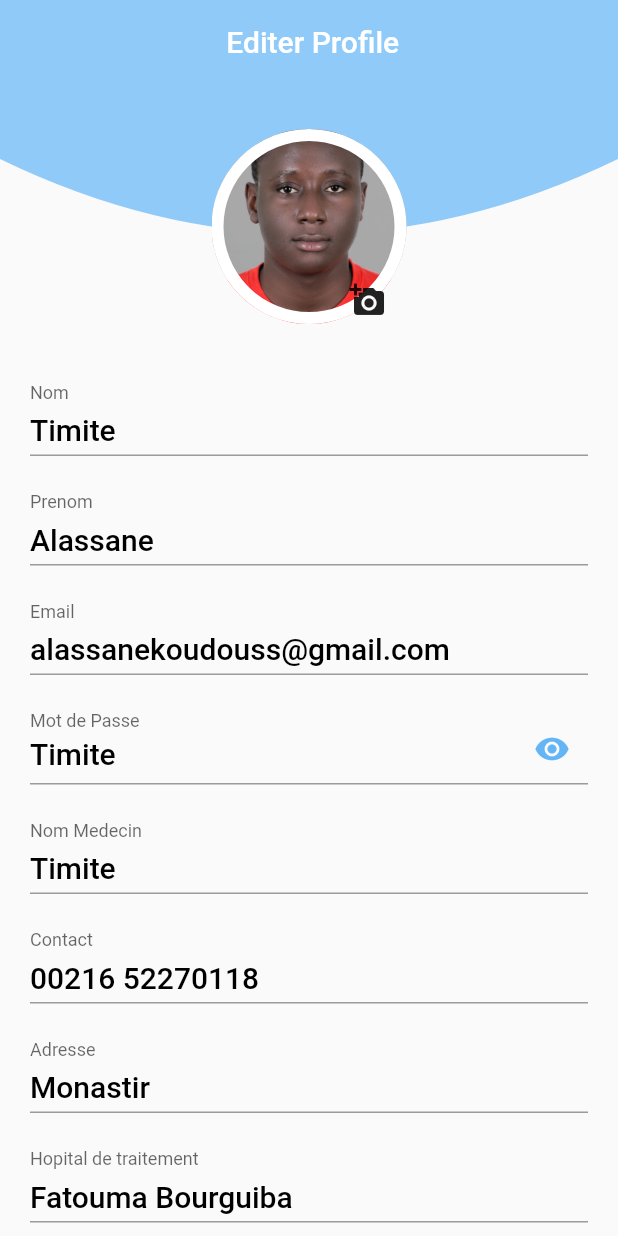
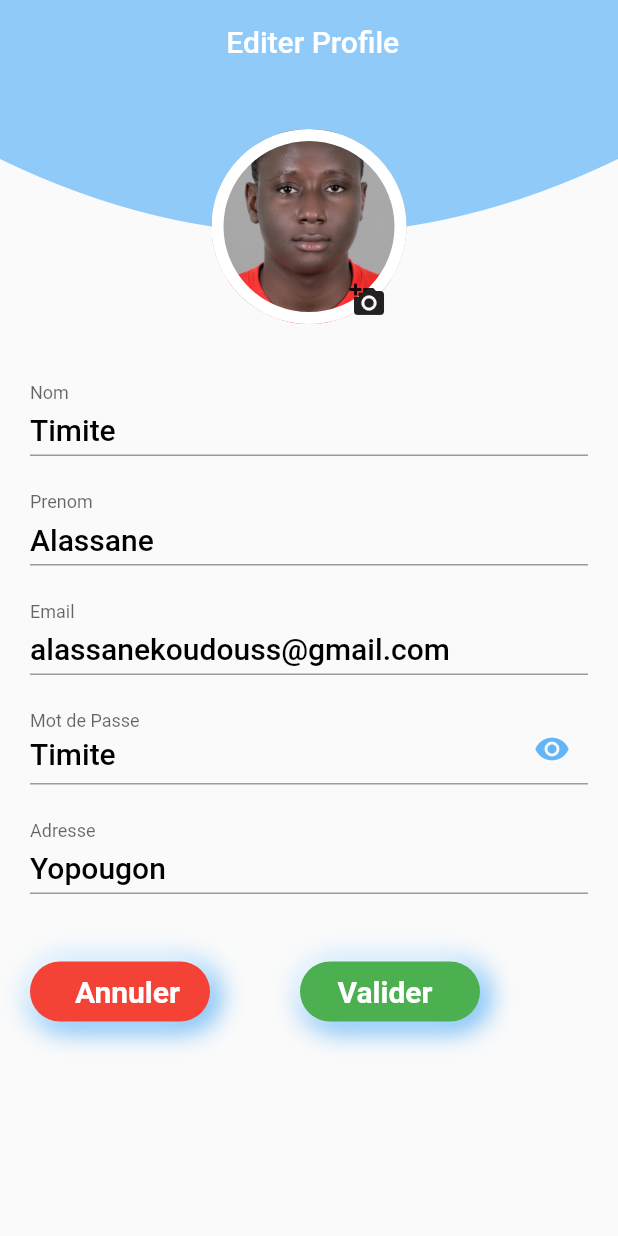
Before and after one commit to timite12345/Driver_app_V, a Flutter app: the EditerProfilesPage screen opened directly, on a phone screen of 412 x 824 dp. Run offline on Flutter 3.47's test engine with Material 2 defaults, Android fonts, the phone set to English and light mode, and no system bars; our stand-ins replace firebase_auth, firebase_core, firebase_messaging, fluttertoast, font_awesome_flutter, google_fonts and 3 more; missing offline and left inert: flutter_google_places_hoc081098, google_api_headers, google_maps_webservice; accounts and stored records are empty; Roboto replaces fonts that are missing (Ubuntu).

Commit message:
first commit

```diff
--- a/Driver_app-main/lib/EditerProfile.dart
+++ b/Driver_app-main/lib/EditerProfile.dart
@@ -225,35 +225,35 @@ class _EditerProfilesPageState extends State<EditerProfilesPage> {
                   SizedBox(
                     height: 25,
                   ),
+                  // texfield(
+                  //   "Nom Medecin",
+                  //   "Timite",
+                  //   false,
+                  // ),
+                  // SizedBox(
+                  //   height: 25,
+                  // ),
+                  // texfield(
+                  //   "Contact",
+                  //   "00216 52270118",
+                  //   false,
+                  // ),
+                  // SizedBox(
+                  //   height: 25,
+                  // ),
                   texfield(
-                    "Nom Medecin",
-                    "Timite",
+                    "Adresse",
+                    "Yopougon",
                     false,
                   ),
-                  SizedBox(
-                    height: 25,
-                  ),
-                  texfield(
-                    "Contact",
-                    "00216 52270118",
-                    false,
-                  ),
-                  SizedBox(
-                    height: 25,
-                  ),
-                  texfield(
-                    "Adresse",
-                    "Monastir",
-                    false,
-                  ),
-                  SizedBox(
-                    height: 25,
-                  ),
-                  texfield(
-                    "Hopital de traitement",
-                    "Fatouma Bourguiba",
-                    false,
-                  ),
+                  // SizedBox(
+                  //   height: 25,
+                  // ),
+                  // texfield(
+                  //   "Hopital de traitement",
+                  //   "Fatouma Bourguiba",
+                  //   false,
+                  // ),
                   SizedBox(
                     height: 25,
                   ),
@@ -276,7 +276,7 @@ class _EditerProfilesPageState extends State<EditerProfilesPage> {
                         );
                       },
                       child: Container(
-                        margin: const EdgeInsets.only(left: 20, right: 40),
+                        margin: const EdgeInsets.only(left: 20, right: 20),
                         decoration: BoxDecoration(
                           boxShadow: const [
                             BoxShadow(
```
